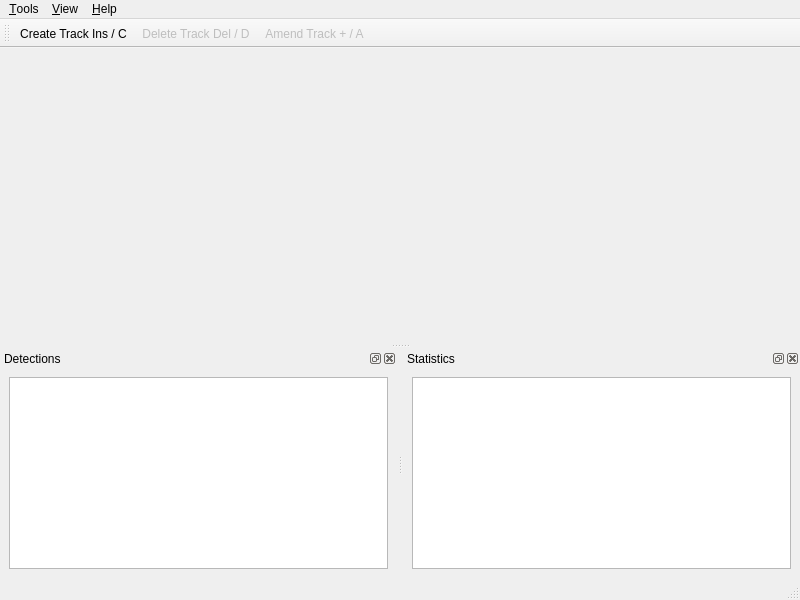
Old version of the form sealtk/noaa/gui/Window.ui in the repository Kitware/seal-tk.
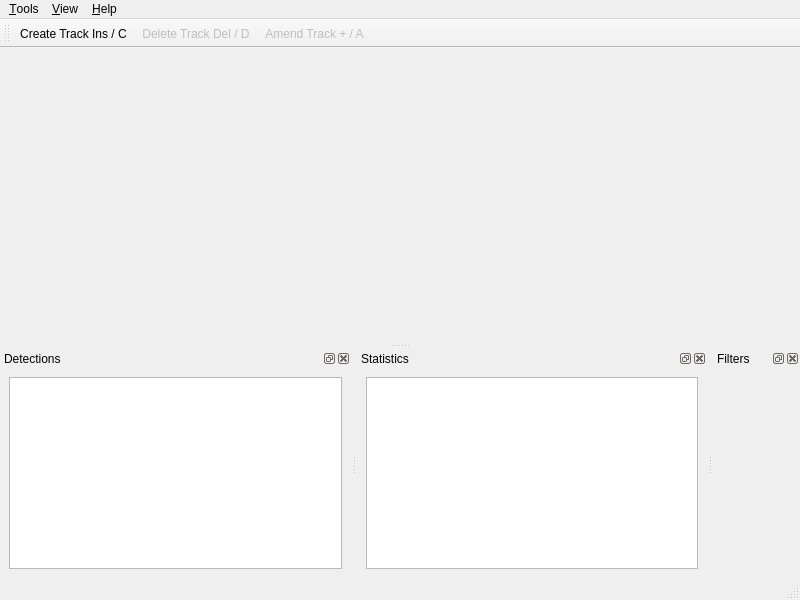
New version of the form. Icons and pictures are not drawn. Custom widgets are drawn as their Qt base class.

Commit message:
Hook up classification filtering in NOAA GUI
Modify the NOAA GUI to add a new dock widget with a
ClassificationFilterWidget, and use this for filtering rather than a
scalar filter on just the 'best' classification. Modify the underlying
Player to support this.

```diff
--- a/sealtk/noaa/gui/Window.ui
+++ b/sealtk/noaa/gui/Window.ui
@@ -160,6 +160,35 @@
    <addaction name="actionAmendTrack"/>
   </widget>
   <widget class="QStatusBar" name="statusBar"/>
+  <widget class="QDockWidget" name="filtersDock">
+   <property name="windowTitle">
+    <string>Filters</string>
+   </property>
+   <attribute name="dockWidgetArea">
+    <number>8</number>
+   </attribute>
+   <widget class="QScrollArea" name="filtersDockContents">
+    <property name="frameShape">
+     <enum>QFrame::NoFrame</enum>
+    </property>
+    <property name="horizontalScrollBarPolicy">
+     <enum>Qt::ScrollBarAlwaysOff</enum>
+    </property>
+    <property name="widgetResizable">
+     <bool>true</bool>
+    </property>
+    <widget class="sealtk::noaa::gui::ClassificationFilterWidget" name="filters">
+     <property name="geometry">
+      <rect>
+       <x>0</x>
+       <y>0</y>
+       <width>118</width>
+       <height>206</height>
+      </rect>
+     </property>
+    </widget>
+   </widget>
+  </widget>
   <action name="actionAbout">
    <property name="text">
     <string>&amp;About...</string>
@@ -245,6 +274,12 @@
    <header location="global">sealtk/gui/PlayerControl.hpp</header>
    <container>1</container>
   </customwidget>
+  <customwidget>
+   <class>sealtk::noaa::gui::ClassificationFilterWidget</class>
+   <extends>QWidget</extends>
+   <header location="global">sealtk/noaa/gui/ClassificationFilterWidget.hpp</header>
+   <container>1</container>
+  </customwidget>
  </customwidgets>
  <resources>
   <include location="SEALTKBranding.qrc"/>
```
The commit also changes 3 other files.
